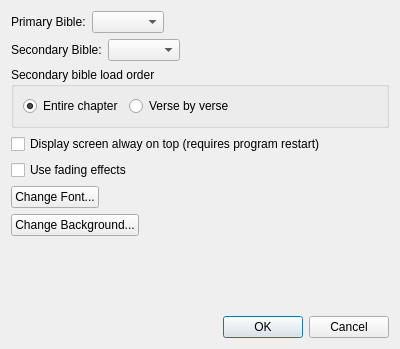
Before: the Qt Designer form src/settingsdialog.ui in SoftProjector/src, drawn with Qt 5.
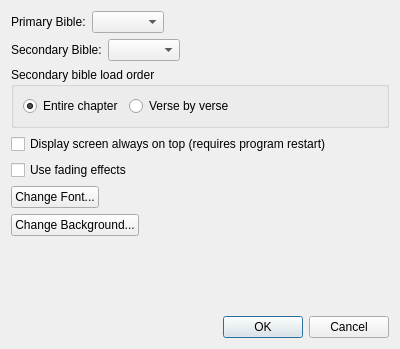
After: the same form once the commit is applied.

What changed in the file:
```diff
--- a/src/settingsdialog.ui
+++ b/src/settingsdialog.ui
@@ -97,7 +97,7 @@
    <item>
     <widget class="QCheckBox" name="display_on_to_box">
      <property name="text">
-      <string>Display screen alway on top (requires program restart)</string>
+      <string>Display screen always on top (requires program restart)</string>
      </property>
     </widget>
    </item>
```
